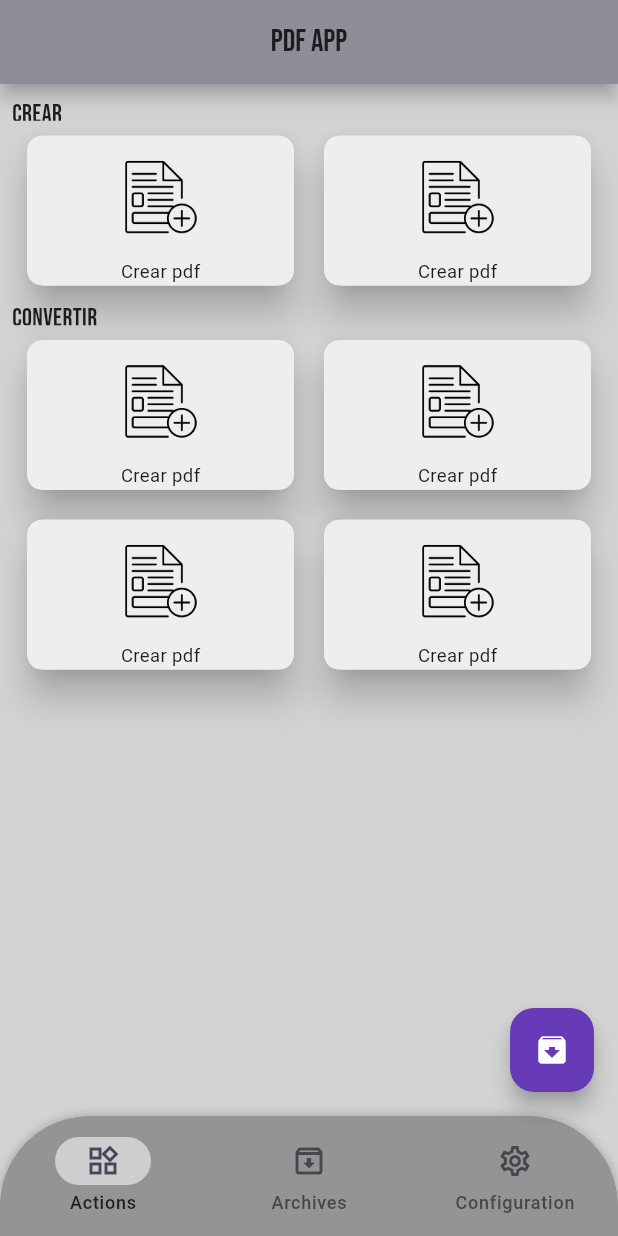
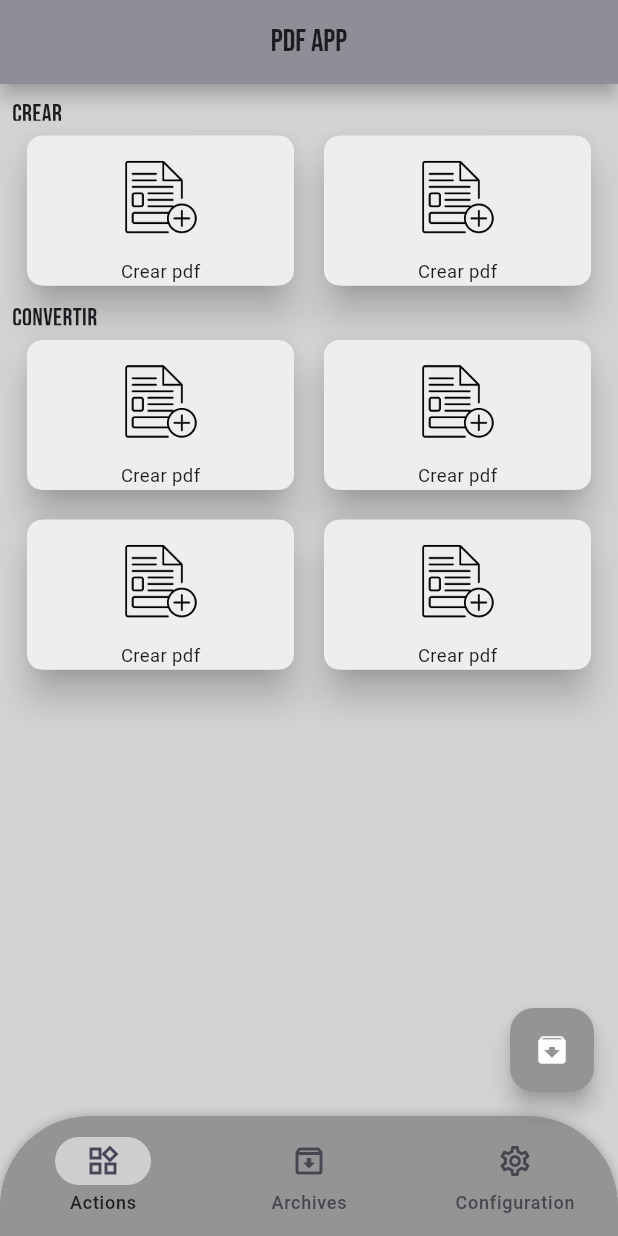
Before and after one commit to Kross26/app_pdf, a Flutter app: the screen it shows after launch, on a phone screen of 412 x 824 dp. Run offline on Flutter 3.47's test engine with Material 3 defaults, Android fonts, the phone set to English and light mode, and no system bars; our stand-ins replace go_router.

Commit message:
background color added

```diff
--- a/lib/ui/widgets/floating_button.dart
+++ b/lib/ui/widgets/floating_button.dart
@@ -19,7 +19,7 @@ class _FloatingButtonState extends State<FloatingButton> {
       onPressed: () {
         print('Funcionaaa');
       },
-      backgroundColor: Colors.deepPurple,
+      backgroundColor: const Color.fromRGBO(148, 148, 148, 1),
       child: const Icon(
         Icons.archive_rounded,
         color: Colors.white,
```
